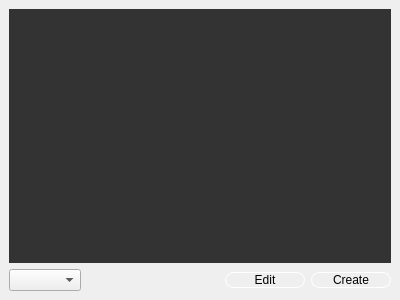
This is src/gui/forms/experimentdesigner.ui in evoplex/evoplex as Qt 5 draws it before an edit. The edited form follows.
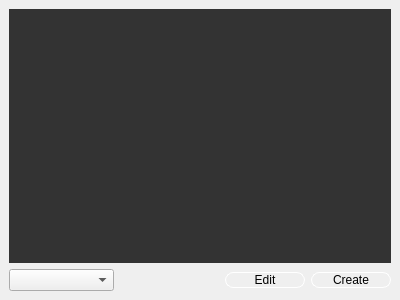
This is the edited form.

Commit message: ExperimentWidget - change the tab name format

The edit to the form file:
```diff
--- a/src/gui/forms/experimentdesigner.ui
+++ b/src/gui/forms/experimentdesigner.ui
@@ -66,7 +66,14 @@
     <item>
      <layout class="QHBoxLayout" name="horizontalLayout">
       <item>
-       <widget class="QComboBox" name="cbWidgets"/>
+       <widget class="QComboBox" name="cbWidgets">
+        <property name="sizePolicy">
+         <sizepolicy hsizetype="MinimumExpanding" vsizetype="Fixed">
+          <horstretch>0</horstretch>
+          <verstretch>0</verstretch>
+         </sizepolicy>
+        </property>
+       </widget>
       </item>
       <item>
        <spacer name="horizontalSpacer">
```
The commit also changes 1 other file.
